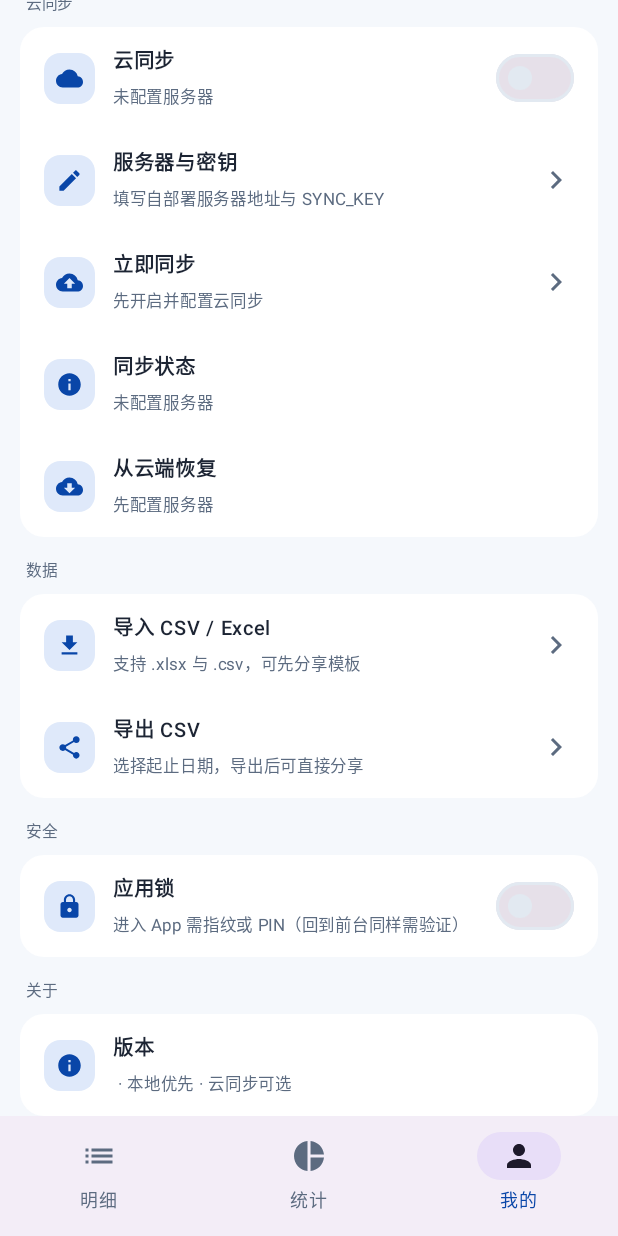
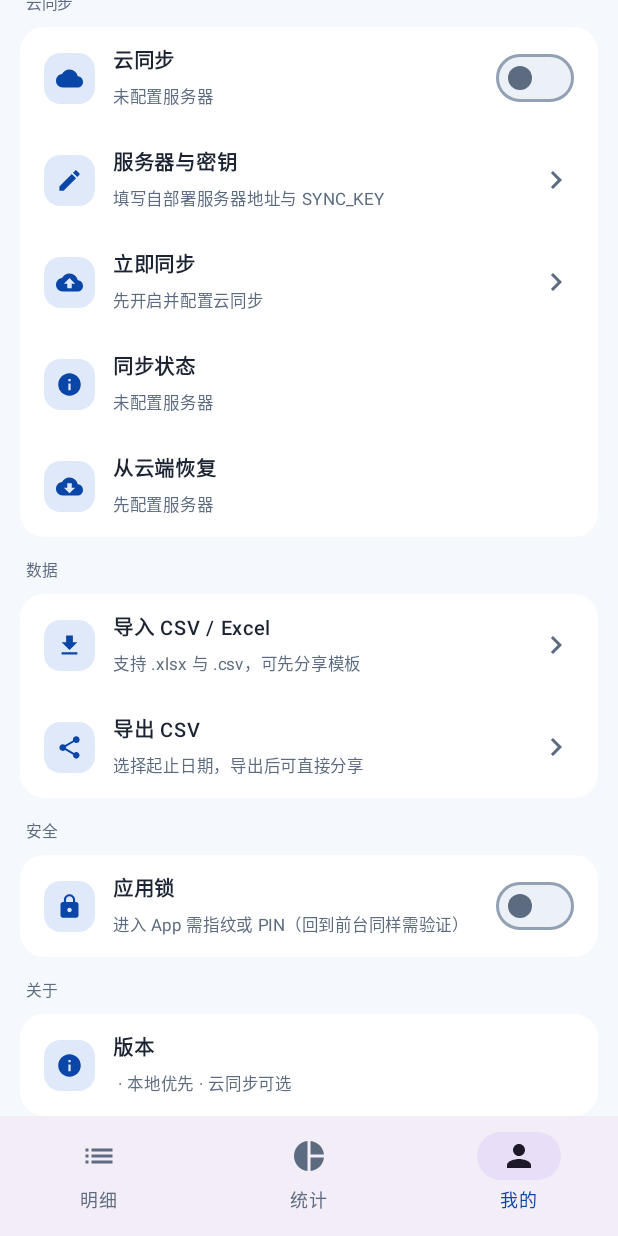
Before and after one commit to Fhesk-Will/jianji, an Android app built with Jetpack Compose: the SettingsScreen screen opened through its navigation route, scrolled down 174 dp, on a phone screen of 412 x 824 dp. Run offline under Robolectric (Android 15) with nearby library versions, the phone set to English and light mode, and no system bars; our stand-ins replace Room's generated code.

Commit message:
ui: 统一开关样式——关闭态描边轨道+灰圆点，修复灰块不可辨识[skip ci]

```diff
--- a/app/src/main/java/com/jianji/app/ui/components/Components.kt
+++ b/app/src/main/java/com/jianji/app/ui/components/Components.kt
@@ -15,6 +15,8 @@ import androidx.compose.material.icons.filled.KeyboardArrowRight
 import androidx.compose.material3.Icon
 import androidx.compose.material3.IconButton
 import androidx.compose.material3.MaterialTheme
+import androidx.compose.material3.Switch
+import androidx.compose.material3.SwitchDefaults
 import androidx.compose.material3.Text
 import androidx.compose.material3.TextButton
 import androidx.compose.runtime.Composable
@@ -30,7 +32,11 @@ import androidx.compose.ui.text.font.FontWeight
 import androidx.compose.ui.unit.Dp
 import androidx.compose.ui.unit.dp
 import androidx.compose.ui.unit.sp
+import com.jianji.app.ui.theme.Faint
 import com.jianji.app.ui.theme.Ink
+import com.jianji.app.ui.theme.LineSoft
+import com.jianji.app.ui.theme.OnPrimary
+import com.jianji.app.ui.theme.Primary
 import com.jianji.app.ui.theme.Sub
 import com.jianji.app.util.Dates
 import java.time.YearMonth
@@ -148,3 +154,29 @@ fun EmojiBadge(
         Text(emoji, fontSize = (size.value * 0.5f).sp)
     }
 }
+
+/**
+ * 统一开关：关闭态用「浅色轨道 + 描边 + 灰圆点」,
+ * 避免默认的灰底灰点在白卡片上像一块不可辨识的灰块。
+ * 应用锁 / 云同步等设置行一律用这个。
+ */
+@Composable
+fun AppSwitch(
+    checked: Boolean,
+    onCheckedChange: (Boolean) -> Unit,
+    modifier: Modifier = Modifier,
+) {
+    Switch(
+        checked = checked,
+        onCheckedChange = onCheckedChange,
+        modifier = modifier,
+        colors = SwitchDefaults.colors(
+            checkedThumbColor = OnPrimary,
+            checkedTrackColor = Primary,
+            checkedBorderColor = Primary,
+            uncheckedThumbColor = Sub,
+            uncheckedTrackColor = LineSoft,
+            uncheckedBorderColor = Faint,
+        ),
+    )
+}
--- a/app/src/main/java/com/jianji/app/ui/settings/SettingsScreen.kt
+++ b/app/src/main/java/com/jianji/app/ui/settings/SettingsScreen.kt
@@ -31,8 +31,6 @@ import androidx.compose.material3.Card
 import androidx.compose.material3.CardDefaults
 import androidx.compose.material3.Icon
 import androidx.compose.material3.MaterialTheme
-import androidx.compose.material3.Switch
-import androidx.compose.material3.SwitchDefaults
 import androidx.compose.material3.Text
 import androidx.compose.material3.TextButton
 import androidx.compose.runtime.Composable
@@ -60,6 +58,7 @@ import com.jianji.app.JianJiApp
 import com.jianji.app.data.csv.CsvManager
 import com.jianji.app.data.csv.XlsxTemplate
 import com.jianji.app.data.prefs.Settings
+import com.jianji.app.ui.components.AppSwitch
 import com.jianji.app.ui.theme.Ink
 import com.jianji.app.ui.theme.Sub
 import com.jianji.app.util.Dates
@@ -481,11 +480,7 @@ private fun SwitchRow(
             Text(sub, fontSize = 11.sp, color = Sub)
         }
         Spacer(Modifier.weight(1f))
-        Switch(
-            checked = checked,
-            onCheckedChange = onToggle,
-            colors = SwitchDefaults.colors(checkedTrackColor = MaterialTheme.colorScheme.primary),
-        )
+        AppSwitch(checked = checked, onCheckedChange = onToggle)
     }
 }
 
--- a/app/src/main/java/com/jianji/app/ui/settings/SyncSettings.kt
+++ b/app/src/main/java/com/jianji/app/ui/settings/SyncSettings.kt
@@ -28,8 +28,6 @@ import androidx.compose.material3.CircularProgressIndicator
 import androidx.compose.material3.Icon
 import androidx.compose.material3.MaterialTheme
 import androidx.compose.material3.OutlinedTextField
-import androidx.compose.material3.Switch
-import androidx.compose.material3.SwitchDefaults
 import androidx.compose.material3.Text
 import androidx.compose.material3.TextButton
 import androidx.compose.runtime.Composable
@@ -62,6 +60,7 @@ import com.jianji.app.data.sync.SyncServerUrl
 import com.jianji.app.data.sync.SyncStatus
 import com.jianji.app.data.sync.SyncVersion
 import com.jianji.app.data.sync.SyncVersionsOutcome
+import com.jianji.app.ui.components.AppSwitch
 import com.jianji.app.ui.theme.Ink
 import com.jianji.app.ui.theme.Sub
 import kotlinx.coroutines.flow.MutableStateFlow
@@ -666,11 +665,7 @@ private fun SyncSwitchRow(
             Text(sub, fontSize = 11.sp, color = Sub)
         }
         Spacer(Modifier.weight(1f))
-        Switch(
-            checked = checked,
-            onCheckedChange = onToggle,
-            colors = SwitchDefaults.colors(checkedTrackColor = MaterialTheme.colorScheme.primary),
-        )
+        AppSwitch(checked = checked, onCheckedChange = onToggle)
     }
 }
 
```
